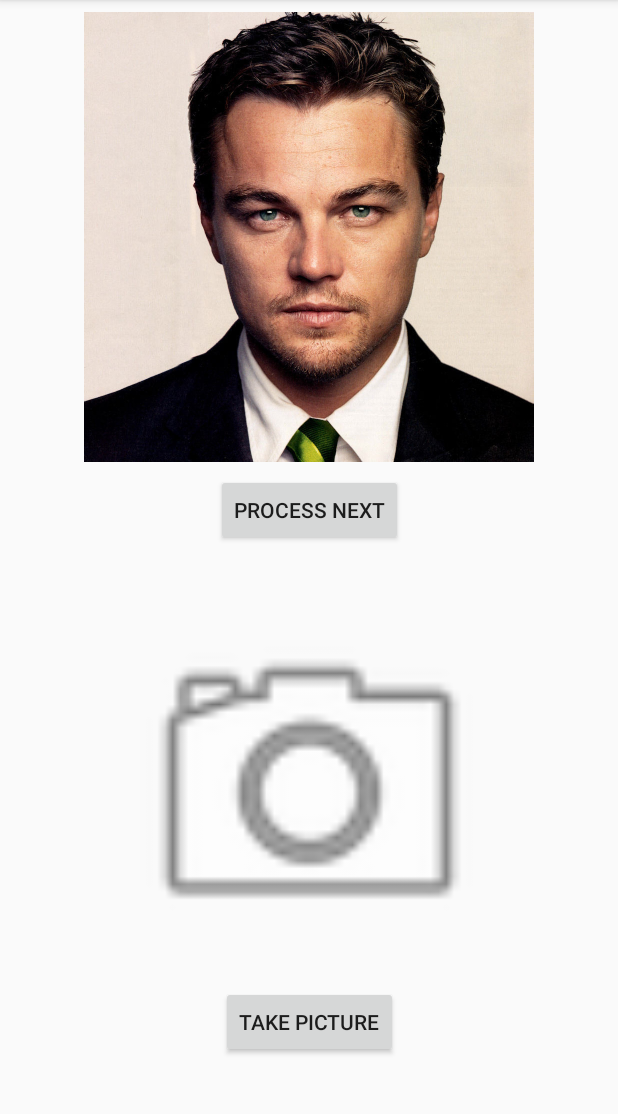
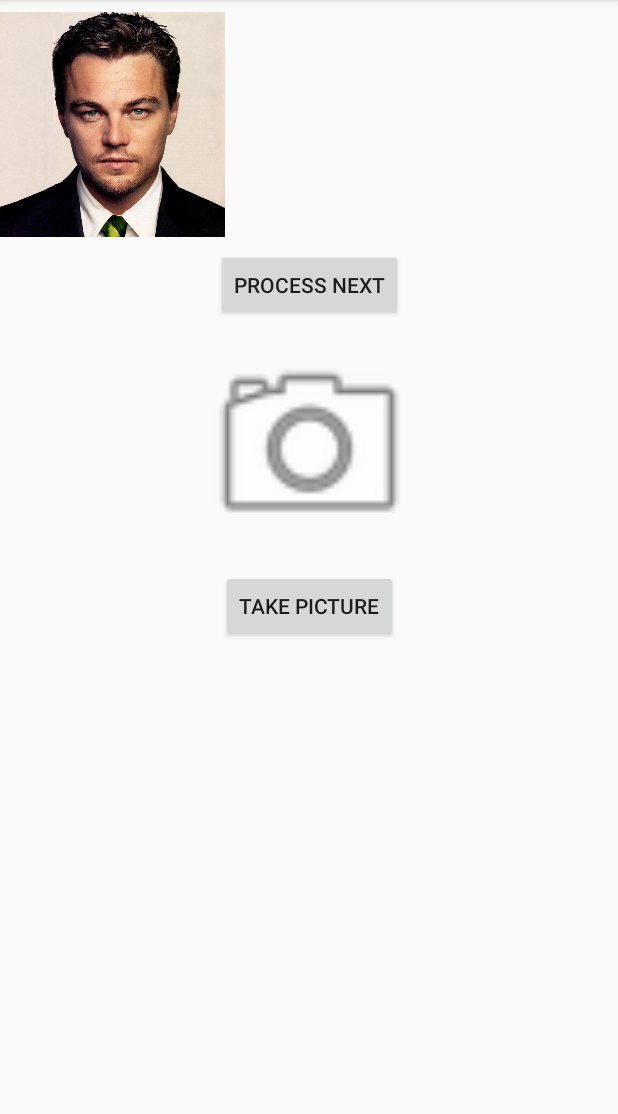
Before and after one commit to prog-ops/CreditCard, an Android app: the FaceDetectionActivity screen opened directly, with no data from a screen before it, on a phone screen of 412 x 824 dp, the part 84-1198 px from its top. Run offline under Robolectric (Android 15) with nearby library versions, the phone set to English and light mode, and no system bars; pictures from the network do not load; 2 statements that could not run were skipped.

Commit message:
ng bisa valid foto camera face detector

```diff
--- a/app/src/main/java/com/example/empatkali/data/RoomDb.java
+++ b/app/src/main/java/com/example/empatkali/data/RoomDb.java
@@ -7,14 +7,16 @@ import androidx.room.Room;
 import androidx.room.RoomDatabase;
 
 @Database(
-        entities = Item.class,
+        entities = {
+                Item.class, Facedata.class,
+        },
         version = 1,
         exportSchema = false
 )
 public abstract class RoomDb extends RoomDatabase {
     private static RoomDb INSTANCE;
 
-    public abstract ItemDAO getItemDAO();
+    public abstract DAO getItemDAO();
 
     public static RoomDb getDB(Context context) {
         if (INSTANCE == null) {
--- a/app/src/main/java/com/example/empatkali/ui/facedetection/FaceDetectionActivity.java
+++ b/app/src/main/java/com/example/empatkali/ui/facedetection/FaceDetectionActivity.java
@@ -26,6 +26,7 @@ import android.widget.Toast;
 
 import com.bumptech.glide.Glide;
 import com.example.empatkali.R;
+import com.example.empatkali.ui.creditcard.CreditCardActivity;
 import com.google.android.gms.vision.Frame;
 import com.google.android.gms.vision.face.Face;
 import com.google.android.gms.vision.face.FaceDetector;
@@ -41,21 +42,21 @@ import java.util.Date;
 import java.util.Locale;
 
 public class FaceDetectionActivity extends AppCompatActivity implements View.OnClickListener{
+    // tutorial 1
     ActivityFaceDetectionBinding b;
     private FaceDetector detector;
     Bitmap editedBitmap;
     int currentIndex = 0;
     int[] imageArray;
-    private Uri imageUri;
-
+    private Uri imageUri, photoUri;
     private static final String SAVED_INSTANCE_URI = "uri";
     private static final String SAVED_INSTANCE_BITMAP = "bitmap";
-
     private static final int REQUEST_WRITE_PERMISSION = 200;
     private static final int CAMERA_REQUEST = 101;
 
-    private static final int REQUEST_CAPTURE_IMAGE = 100;//alternatif coba dari CAMERA_REQUEST
-    private void openCameraIntent() {
+    // tutorial 2
+    private static final int REQUEST_CAPTURE_IMAGE = 100;// tutorial 2 alternatif coba dari CAMERA_REQUEST
+    private void openCameraIntent() {// tutorial 2
         Intent pictureIntent = new Intent(
                 MediaStore.ACTION_IMAGE_CAPTURE);
         if (pictureIntent.resolveActivity(getPackageManager())
@@ -69,16 +70,16 @@ public class FaceDetectionActivity extends AppCompatActivity implements View.OnC
             }
 
             if (photoFile != null) {
-                Uri photoURI = FileProvider.getUriForFile(this, "com.example.empatkali.provider", photoFile);
+                photoUri = FileProvider.getUriForFile(this, "com.example.empatkali.provider", photoFile);
                 pictureIntent.putExtra(MediaStore.EXTRA_OUTPUT,
-                        photoURI);
+                        photoUri);
                 startActivityForResult(pictureIntent, REQUEST_CAPTURE_IMAGE);
             }
         }
     }
 
-    String imageFilePath;
-    private File createImageFile() throws IOException {
+    String imageFilePath;// tutorial 2
+    private File createImageFile() throws IOException {// tutorial 2
         String timeStamp =
                 new SimpleDateFormat("yyyyMMdd_HHmmss",
                         Locale.getDefault()).format(new Date());
@@ -86,9 +87,9 @@ public class FaceDetectionActivity extends AppCompatActivity implements View.OnC
         File storageDir =
                 getExternalFilesDir(Environment.DIRECTORY_PICTURES);
         File image = File.createTempFile(
-                imageFileName,  /* prefix */
-                ".jpg",         /* suffix */
-                storageDir      /* directory */
+                imageFileName, /* prefix */
+                ".jpg", /* suffix */
+                storageDir  /* directory */
         );
 
         imageFilePath = image.getAbsolutePath();
@@ -96,7 +97,7 @@ public class FaceDetectionActivity extends AppCompatActivity implements View.OnC
     }
 
     @Override
-    protected void onCreate(Bundle savedInstanceState) {
+    protected void onCreate(Bundle savedInstanceState) {// tutorial 1
         super.onCreate(savedInstanceState);
         b = ActivityFaceDetectionBinding.inflate(getLayoutInflater());
         View view = b.getRoot();
@@ -117,7 +118,7 @@ public class FaceDetectionActivity extends AppCompatActivity implements View.OnC
     }
 
     @Override
-    protected void onSaveInstanceState(Bundle outState) {
+    protected void onSaveInstanceState(Bundle outState) {// tutorial 1
         if (imageUri != null) {
             outState.putParcelable(SAVED_INSTANCE_BITMAP, editedBitmap);
             outState.putString(SAVED_INSTANCE_URI, imageUri.toString());
@@ -125,7 +126,7 @@ public class FaceDetectionActivity extends AppCompatActivity implements View.OnC
         super.onSaveInstanceState(outState);
     }
 
-    private void initViews() {
+    private void initViews() {// tutorial 1
         processImage(imageArray[currentIndex]);
         currentIndex++;
 
@@ -135,7 +136,7 @@ public class FaceDetectionActivity extends AppCompatActivity implements View.OnC
     }
 
     @Override
-    public void onClick(View view) {
+    public void onClick(View view) {// tutorial 1
         switch (view.getId()) {
             case R.id.btnProcessNext:
                 b.imageView.setImageResource(imageArray[currentIndex]);
@@ -160,14 +161,14 @@ public class FaceDetectionActivity extends AppCompatActivity implements View.OnC
     }
 
     @Override
-    public void onRequestPermissionsResult(int requestCode, @NonNull String[] permissions, @NonNull int[] grantResults) {
+    public void onRequestPermissionsResult(int requestCode, @NonNull String[] permissions, @NonNull int[] grantResults) {// tutorial 1
         super.onRequestPermissionsResult(requestCode, permissions, grantResults);
         switch (requestCode) {
             case REQUEST_WRITE_PERMISSION:
                 if (grantResults.length > 0 && grantResults[0] == PackageManager.PERMISSION_GRANTED) {
-//                    startCamera();
+//                    startCamera();// tutorial 1
 
-                    openCameraIntent();
+                    openCameraIntent();// tutorial 2 bisa
                 } else {
                     Toast.makeText(getApplicationContext(), "Permission Denied!", Toast.LENGTH_SHORT).show();
                 }
@@ -179,6 +180,7 @@ public class FaceDetectionActivity extends AppCompatActivity implements View.OnC
         //tutorial ga ada super
         super.onActivityResult(requestCode, resultCode, data);
 
+        // tutorial 1
         /*if (requestCode == CAMERA_REQUEST && resultCode == RESULT_OK) {
             launchMediaScanIntent();
             try {
@@ -188,9 +190,24 @@ public class FaceDetectionActivity extends AppCompatActivity implements View.OnC
             }
         }*/
 
-
-
-
+        // tutorial 2 bisa
+        if (requestCode == REQUEST_CAPTURE_IMAGE) {
+            //don't compare the data to null, it will always come as  null because we are providing
+            // a file URI, so load with the imageFilePath we obtained before opening the cameraIntent
+            Glide.with(this).load(imageFilePath).into(b.imgTakePic);
+        }
+        if (resultCode == Activity.RESULT_OK) {
+            Glide.with(this).load(imageFilePath).into(b.imgTakePic);
+            try {
+                processCameraPicture();
+            } catch (Exception e) {
+                e.printStackTrace();
+            }
+        } else if (resultCode == Activity.RESULT_CANCELED) {
+            // User Cancelled the action
+            Toast.makeText(this, "Canceled", Toast.LENGTH_SHORT).show();
+        }
+        //or
         /*if (requestCode == REQUEST_CAPTURE_IMAGE &&
                 resultCode == RESULT_OK) {
             if (data != null && data.getExtras() != null) {
@@ -198,33 +215,21 @@ public class FaceDetectionActivity extends AppCompatActivity implements View.OnC
                 b.imgTakePic.setImageBitmap(imageBitmap);
             }
         }*/
-        //or
-        if (requestCode == REQUEST_CAPTURE_IMAGE) {
-            //don't compare the data to null, it will always come as  null because we are providing a file URI, so load with the imageFilePath we obtained before opening the cameraIntent
-            Glide.with(this).load(imageFilePath).into(b.imgTakePic);
-            // If you are using Glide.
-        }
-        if (resultCode == Activity.RESULT_OK) {
-            Glide.with(this).load(imageFilePath).into(b.imgTakePic);
-        } else if (resultCode == Activity.RESULT_CANCELED) {
-            // User Cancelled the action
-            Toast.makeText(this, "Canceled", Toast.LENGTH_SHORT).show();
-        }
     }
 
-    private void launchMediaScanIntent() {
+    private void launchMediaScanIntent() {// tutorial 1
         Intent mediaScanIntent = new Intent(Intent.ACTION_MEDIA_SCANNER_SCAN_FILE);
         mediaScanIntent.setData(imageUri);
         this.sendBroadcast(mediaScanIntent);
     }
-    private void startCamera() {
+    private void startCamera() {// tutorial 1
         Intent intent = new Intent(MediaStore.ACTION_IMAGE_CAPTURE);
         File photo = new File(Environment.getExternalStorageDirectory(), "photo.jpg");
         imageUri = Uri.fromFile(photo);
         intent.putExtra(MediaStore.EXTRA_OUTPUT, imageUri);
         startActivityForResult(intent, CAMERA_REQUEST);
     }
-    private void processImage(int image) {
+    private void processImage(int image) {// tutorial 1
         Bitmap bitmap = decodeBitmapImage(image);
         if (detector.isOperational() && bitmap != null) {
             editedBitmap = Bitmap.createBitmap(bitmap.getWidth(), bitmap
@@ -273,12 +278,18 @@ public class FaceDetectionActivity extends AppCompatActivity implements View.OnC
                 b.imageView.setImageBitmap(editedBitmap);
                 b.txtSampleDescription.setText(b.txtSampleDescription.getText() + "No of Faces Detected: " + " " + String.valueOf(faces.size()));
             }
+
+            b.txtTakePicture.setOnClickListener(v->{
+                Intent intent = new Intent(this, CreditCardActivity.class);
+                startActivity(intent);
+                Toast.makeText(this, "Image valid", Toast.LENGTH_SHORT).show();
+            });
         } else {
             b.txtSampleDescription.setText("Could not set up the detector!");
         }
     }
 
-    private Bitmap decodeBitmapImage(int image) {
+    private Bitmap decodeBitmapImage(int image) {// tutorial 1
         int targetW = 300;
         int targetH = 300;
         BitmapFactory.Options bmOptions = new BitmapFactory.Options();
@@ -299,7 +310,8 @@ public class FaceDetectionActivity extends AppCompatActivity implements View.OnC
     }
 
     private void processCameraPicture() throws Exception {
-        Bitmap bitmap = decodeBitmapUri(this, imageUri);
+//        Bitmap bitmap = decodeBitmapUri(this, imageUri);
+        Bitmap bitmap = decodeBitmapUri(this, photoUri);
         if (detector.isOperational() && bitmap != null) {
             editedBitmap = Bitmap.createBitmap(bitmap.getWidth(), bitmap
                     .getHeight(), bitmap.getConfig());
@@ -348,12 +360,19 @@ public class FaceDetectionActivity extends AppCompatActivity implements View.OnC
                 b.imgTakePic.setImageBitmap(editedBitmap);
                 b.txtTakePicture.setText(b.txtTakePicture.getText() + "No of Faces Detected: " + " " + String.valueOf(faces.size()));
             }
+
+            b.txtTakePicture.setOnClickListener(v->{
+                Intent intent = new Intent(this, CreditCardActivity.class);
+                startActivity(intent);
+                Toast.makeText(this, "Foto valid", Toast.LENGTH_SHORT).show();
+            });
+
         } else {
             b.txtTakePicture.setText("Could not set up the detector!");
         }
     }
 
-    private Bitmap decodeBitmapUri(Context ctx, Uri uri) throws FileNotFoundException {
+    private Bitmap decodeBitmapUri(Context ctx, Uri uri) throws FileNotFoundException {// tutorial 1
         int targetW = 300;
         int targetH = 300;
         BitmapFactory.Options bmOptions = new BitmapFactory.Options();
@@ -372,7 +391,7 @@ public class FaceDetectionActivity extends AppCompatActivity implements View.OnC
 
 
     @Override
-    protected void onDestroy() {
+    protected void onDestroy() {// tutorial 1
         super.onDestroy();
         detector.release();
     }
--- a/app/src/main/res/layout/activity_credit_card.xml
+++ b/app/src/main/res/layout/activity_credit_card.xml
@@ -125,7 +125,7 @@
             android:background="@drawable/background_edit_text"
             android:hint="@string/expiry_date_year"
             android:inputType="number"
-            android:maxLength="2"
+            android:maxLength="4"
             android:padding="10dp" />
 
         <TextView
@@ -167,7 +167,7 @@
             android:text="cek" />
 
         <Button
-            android:id="@+id/BUTTON_ok"
+            android:id="@+id/BUTTON_save"
             android:layout_width="wrap_content"
             android:layout_height="wrap_content"
             android:text="save" />
--- a/app/src/main/res/layout/activity_face_detection.xml
+++ b/app/src/main/res/layout/activity_face_detection.xml
@@ -10,15 +10,30 @@
         android:layout_height="wrap_content"
         tools:context=".ui.facedetection.FaceDetectionActivity">
 
-        <ImageView
-            android:id="@+id/imageView"
-            android:layout_width="300dp"
-            android:layout_height="300dp"
-            android:layout_marginTop="8dp"
-            android:src="@drawable/sample_1"
+        <LinearLayout
+            android:id="@+id/linear_imageView"
             app2:layout_constraintLeft_toLeftOf="parent"
             app2:layout_constraintRight_toRightOf="parent"
-            app2:layout_constraintTop_toTopOf="parent" />
+            app2:layout_constraintTop_toTopOf="parent"
+            android:layout_width="match_parent"
+            android:layout_height="wrap_content">
+            <!--
+            android:layout_width="300dp"
+            android:layout_height="300dp"-->
+            <ImageView
+                android:id="@+id/imageView"
+                android:layout_width="150dp"
+                android:layout_height="150dp"
+                android:layout_marginTop="8dp"
+                android:src="@drawable/sample_1" />
+            <TextView
+                android:id="@+id/txtSampleDescription"
+                android:layout_width="match_parent"
+                android:layout_height="wrap_content"
+                android:layout_marginBottom="8dp"
+                android:layout_marginTop="8dp"
+                android:gravity="center" />
+        </LinearLayout>
 
         <Button
             android:id="@+id/btnProcessNext"
@@ -29,16 +44,17 @@
             app2:layout_constraintHorizontal_bias="0.501"
             app2:layout_constraintLeft_toLeftOf="parent"
             app2:layout_constraintRight_toRightOf="parent"
-            app2:layout_constraintTop_toBottomOf="@+id/imageView" />
+            app2:layout_constraintTop_toBottomOf="@+id/linear_imageView" />
 
         <ImageView
             android:id="@+id/imgTakePic"
-            android:layout_width="250dp"
-            android:layout_height="250dp"
+            android:scaleType="fitCenter"
+            android:layout_width="150dp"
+            android:layout_height="150dp"
             android:layout_marginTop="8dp"
             app2:layout_constraintLeft_toLeftOf="parent"
             app2:layout_constraintRight_toRightOf="parent"
-            app2:layout_constraintTop_toBottomOf="@+id/txtSampleDescription"
+            app2:layout_constraintTop_toBottomOf="@+id/btnProcessNext"
             app2:srcCompat="@android:drawable/ic_menu_camera" />
 
         <Button
@@ -52,27 +68,14 @@
             app2:layout_constraintTop_toBottomOf="@+id/imgTakePic" />
 
         <TextView
-            android:id="@+id/txtSampleDescription"
+            android:id="@+id/txtTakePicture"
             android:layout_width="match_parent"
-            android:layout_height="wrap_content"
-            android:layout_marginBottom="8dp"
-            android:layout_marginTop="8dp"
-            android:gravity="center"
-            app2:layout_constraintBottom_toTopOf="@+id/txtTakePicture"
-            app2:layout_constraintLeft_toLeftOf="parent"
-            app2:layout_constraintRight_toRightOf="parent"
-            app2:layout_constraintTop_toBottomOf="@+id/btnProcessNext"
-            app2:layout_constraintVertical_bias="0.0" />
-
-        <TextView
-            android:id="@+id/txtTakePicture"
-            android:layout_width="wrap_content"
             android:layout_height="wrap_content"
             android:layout_marginTop="8dp"
             android:gravity="center"
             app2:layout_constraintLeft_toLeftOf="parent"
             app2:layout_constraintRight_toRightOf="parent"
-            app2:layout_constraintTop_toBottomOf="@+id/btnTakePicture" />
+            app2:layout_constraintTop_toBottomOf="@+id/btnTakePictureCamera" />
 
     </androidx.constraintlayout.widget.ConstraintLayout>
 
--- a/app/src/main/res/values/strings.xml
+++ b/app/src/main/res/values/strings.xml
@@ -5,7 +5,7 @@
     <string name="title_notifications">Notifications</string>
     <string name="_0000_0000_0000_0000">0000000000000000</string>
     <string name="ccv">000</string>
-    <string name="expiry_date_year">20</string>
+    <string name="expiry_date_year">2020</string>
     <string name="expiry_date_month">12</string>
 
 
```
Also changed, not shown: app/src/main/java/com/example/empatkali/data/DAO.java (renamed from app/src/main/java/com/example/empatkali/data/ItemDAO.java, +19 -5 lines), app/src/main/java/com/example/empatkali/data/Facedata.java (added, +50 -0 lines), app/src/main/java/com/example/empatkali/data/Repository.java (deleted, +0 -44 lines), app/src/main/java/com/example/empatkali/repositories/FacedataRepo.java (added, +48 -0 lines), app/src/main/java/com/example/empatkali/repositories/ItemRepo.java (added, +59 -0 lines), app/src/main/java/com/example/empatkali/ui/creditcard/CreditCardActivity.java (+33 -2 lines), app/src/main/java/com/example/empatkali/ui/creditcard/CreditCardAdapter.java (added, +71 -0 lines), app/src/main/java/com/example/empatkali/ui/creditcard/CreditCardFragment.java (+46 -19 lines), app/src/main/java/com/example/empatkali/ui/creditcard/CreditCardViewModel.java (+32 -8 lines), app/src/main/res/layout/credit_card_fragment.xml (+11 -1 lines), app/src/main/res/layout/item_layout.xml (added, +40 -0 lines), 1 other file.
